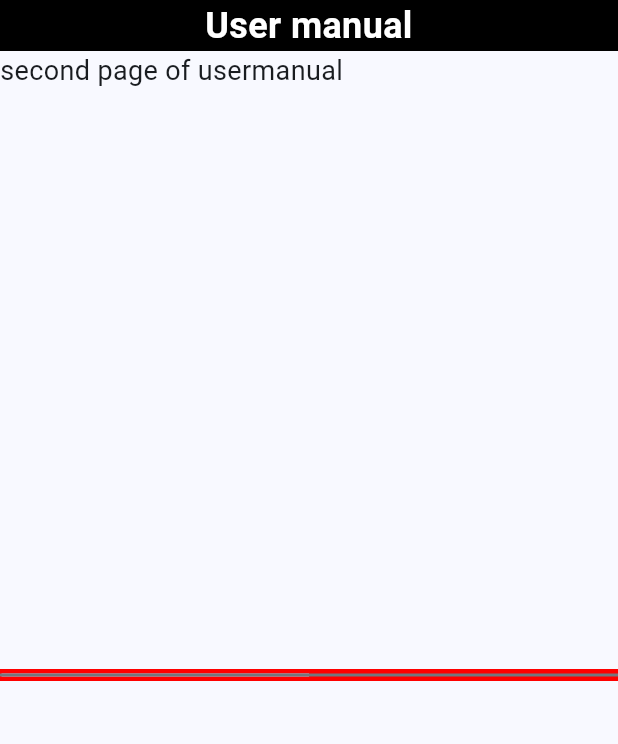
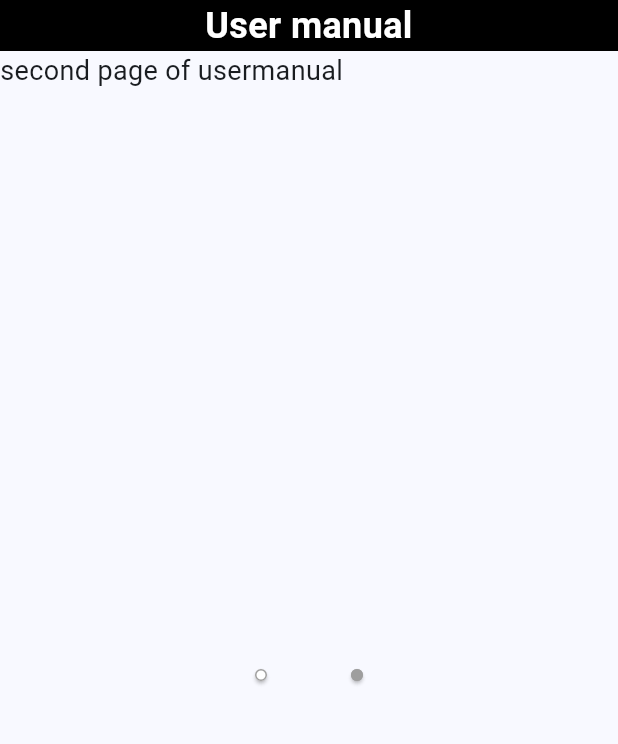
Before and after one commit to Compairifuel/Compairifuel, a Flutter app: the screen it shows after launch, swiped to page 2, on a phone screen of 412 x 824 dp, the part 96-840 px from its top. Run offline on Flutter 3.47's test engine with Material 3 defaults, Android fonts, the phone set to English and light mode, and no system bars; our stand-ins replace device_preview.

Commit message:
usermanual transformed pagination to a more comfortable pagination.

```diff
--- a/compairifuel/lib/pages/usermanual.dart
+++ b/compairifuel/lib/pages/usermanual.dart
@@ -10,17 +10,18 @@ class UserManualPage extends StatefulWidget {
 }
 
 class _UserManualPageState extends State<UserManualPage> {
-  int index = 0;
+  int _currentIndex = 0;
 
   @override
   void didChangeDependencies() {
     super.didChangeDependencies();
-    debugPrint("UserManualPage didChangeDependencies: $index");
+    debugPrint("UserManualPage didChangeDependencies: $_currentIndex");
   }
 
   @override
   Widget build(BuildContext context) {
-    final PageController controller = PageController(initialPage: index);
+    final PageController controller =
+        PageController(initialPage: _currentIndex);
     return Scaffold(
       body: Column(
         children: <Widget>[
@@ -81,10 +82,9 @@ class _UserManualPageState extends State<UserManualPage> {
                 ],
                 onPageChanged: (int index) {
                   setState(() {
-                    index = index;
+                    _currentIndex = index;
                   });
-                }
-            ),
+                }),
           ),
           Column(
             children: <Widget>[
@@ -93,36 +93,81 @@ class _UserManualPageState extends State<UserManualPage> {
                 children: <Widget>[
                   Container(
                     width: MediaQuery.of(context).size.width,
-                      color: const Color(0xFFFF0000),
                     height: 8,
-                      child: SegmentedButton(
-                          segments: <ButtonSegment>[
-                            ButtonSegment(
-                              label: Text(''),
-                                value: 0,
-                            ),
-                            ButtonSegment(
-                              label: Text(''),
-                              value: 1,
-                            ),
-                          ],
-                        selected: {index},
-                        onSelectionChanged: (newSelection) {
+                    child: Row(
+                      mainAxisAlignment: MainAxisAlignment.center,
+                      children: [
+                        ElevatedButton(
+                          onPressed: () {
                             setState(() {
-                            index = newSelection.first;
+                              _currentIndex = 0;
                             });
-                          controller.animateToPage(index,
+                            controller.animateToPage(_currentIndex,
                                 duration: const Duration(milliseconds: 500),
                                 curve: Curves.easeInOut);
                           },
+                          style: ButtonStyle(
+                            backgroundColor: () {
+                              if (_currentIndex == 0) {
+                                return MaterialStateProperty.all<Color>(
+                                    Colors.grey);
+                              } else {
+                                return MaterialStateProperty.all<Color>(
+                                    Colors.white);
+                              }
+                            }(),
+                            shape: MaterialStateProperty.all<CircleBorder>(
+                              const CircleBorder(
+                                side: BorderSide(
+                                  color: Colors.grey,
+                                  width: 1,
+                                  style: BorderStyle.solid,
                                 ),
                               ),
-                  ]),
+                            ),
+                          ),
+                          child: const Text(''),
+                        ),
+                        ElevatedButton(
+                          onPressed: () {
+                            setState(() {
+                              _currentIndex = 1;
+                            });
+                            controller.animateToPage(_currentIndex,
+                                duration: const Duration(milliseconds: 500),
+                                curve: Curves.easeInOut);
+                          },
+                          style: ButtonStyle(
+                            backgroundColor: () {
+                              if (_currentIndex == 1) {
+                                return MaterialStateProperty.all<Color>(
+                                    Colors.grey);
+                              } else {
+                                return MaterialStateProperty.all<Color>(
+                                    Colors.white);
+                              }
+                            }(),
+                            shape: MaterialStateProperty.all<CircleBorder>(
+                              const CircleBorder(
+                                side: BorderSide(
+                                  color: Colors.grey,
+                                  width: 1,
+                                  style: BorderStyle.solid,
+                                ),
+                              ),
+                            ),
+                          ),
+                          child: const Text(''),
+                        ),
+                      ],
+                    ),
+                  ),
+                ],
+              ),
             ],
           )
         ],
       ),
-      // bottomNavigationBar: const NavBar(),
     );
   }
 }
```
Lines whose indentation alone changed are shown as unchanged.
